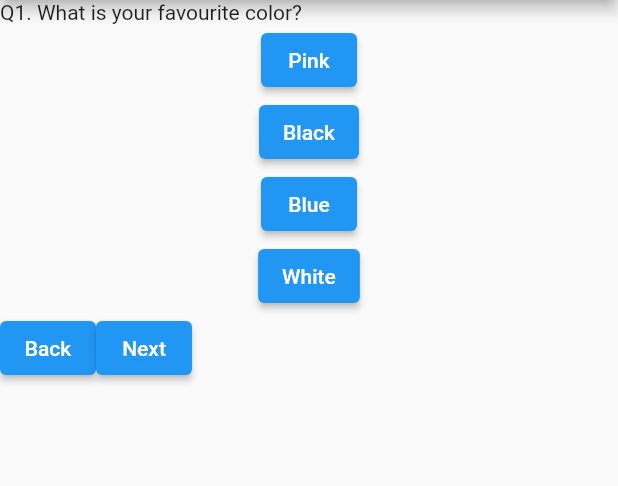
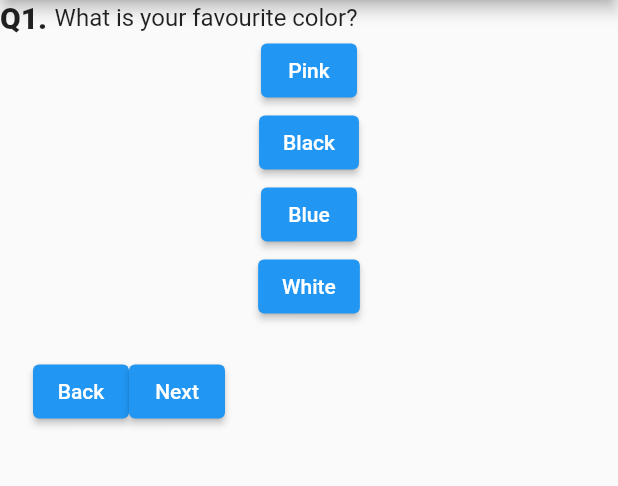
Before and after one commit to dev-amit-kumar/Flutter_Learning, a Flutter app: the screen it shows after launch, after a tap on "Back", on a phone screen of 412 x 824 dp, the part 84-570 px from its top. Run offline on Flutter 3.47's test engine with Material 2 defaults, Android fonts, the phone set to English and light mode, and no system bars.

Commit message:
removed warning

```diff
--- a/first_flutter_app/lib/main.dart
+++ b/first_flutter_app/lib/main.dart
@@ -1,5 +1,5 @@
 import 'package:flutter/material.dart';
-
+import './question.dart';
 // void main(){
 //   runApp(MyApp());
 // }
@@ -9,7 +9,6 @@ void main() => runApp(MyApp());
 class MyApp extends StatefulWidget {
   @override
   State<StatefulWidget> createState() {
-    // TODO: implement createState
     return _MyAppWithState();
   }
 }
@@ -71,7 +70,7 @@ class _MyAppWithState extends State<MyApp> {
       });
       print(_quesIndex);
     } else {
-      print('${_quesIndex} First question');
+      print('$_quesIndex First question');
     }
   }
 
@@ -82,7 +81,7 @@ class _MyAppWithState extends State<MyApp> {
       });
       print(_quesIndex);
     } else {
-      print('${_quesIndex} Last question');
+      print('$_quesIndex Last question');
     }
   }
 
@@ -95,10 +94,7 @@ class _MyAppWithState extends State<MyApp> {
       ),
       body: Column(
         children: [
-          Row(children: [
-            Text('Q${_quesIndex + 1}. '),
-            Text(_questionList[_quesIndex]['ques'])
-          ]),
+          Question(_questionList[_quesIndex]['ques'], _quesIndex + 1),
           ElevatedButton(
               child: Text(_questionList[_quesIndex]['ans1']),
               onPressed: () => _ansQuestion(1)),
@@ -111,10 +107,17 @@ class _MyAppWithState extends State<MyApp> {
           ElevatedButton(
               child: Text(_questionList[_quesIndex]['ans4']),
               onPressed: () => _ansQuestion(4)),
-          Row(children: [
-            ElevatedButton(child: Text('Back'), onPressed: _goBack),
-            ElevatedButton(child: Text('Next'), onPressed: _goNext)
-          ])
+          Container(
+            width: double.infinity,
+            padding: EdgeInsets.all(20),
+            alignment: AlignmentDirectional.center,
+            decoration: BoxDecoration(
+                border: Border.all(width: 2.0, color: Color(0x2371A3))),
+            child: Row(children: [
+              ElevatedButton(child: Text('Back'), onPressed: _goBack),
+              ElevatedButton(child: Text('Next'), onPressed: _goNext)
+            ]),
+          )
         ],
       ),
     ));
--- /dev/null
+++ b/first_flutter_app/lib/question.dart
@@ -0,0 +1,21 @@
+import 'package:flutter/material.dart';
+
+class Question extends StatelessWidget {
+  final String questionText;
+  final int quesNo;
+  Question(this.questionText, this.quesNo);
+
+  @override
+  Widget build(BuildContext context) {
+    return Row(children: [
+      Text(
+        'Q$quesNo. ',
+        style: TextStyle(fontWeight: FontWeight.w900, fontSize: 20),
+      ),
+      Text(
+        questionText,
+        style: TextStyle(fontSize: 16),
+      )
+    ]);
+  }
+}
```
